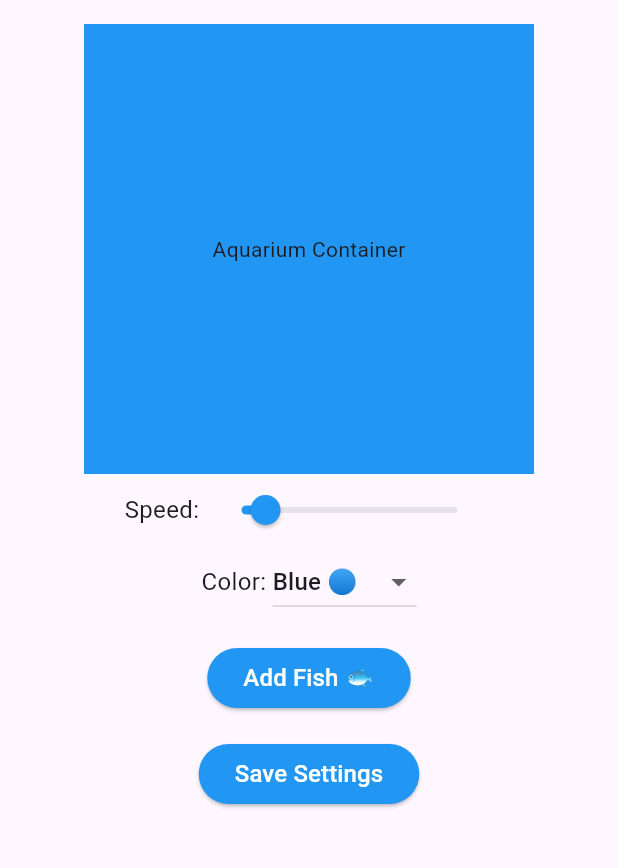
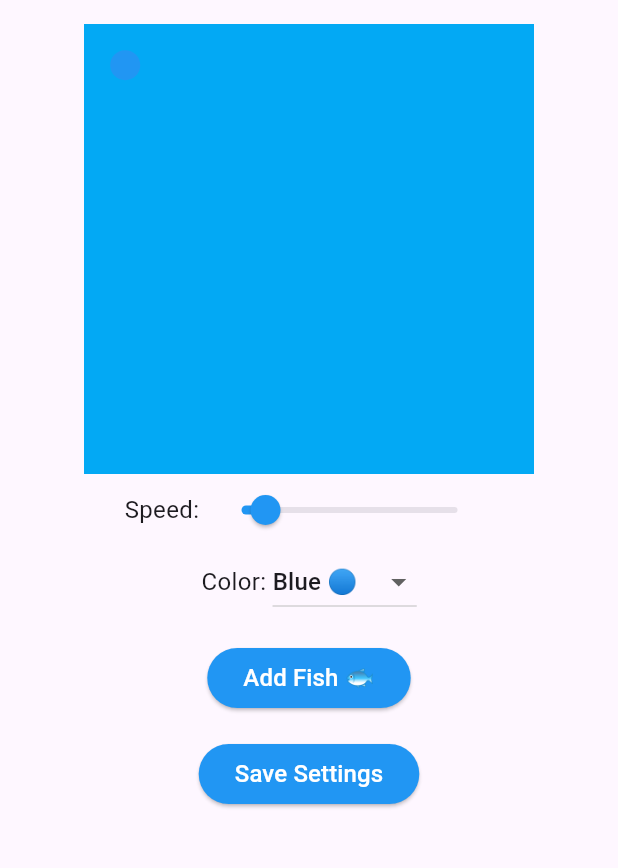
Before and after one commit to bpham30/virtual-aquarium, a Flutter app: the screen it shows after launch, after a tap on "Add Fish 🐟", on a phone screen of 412 x 824 dp, the part 84-952 px from its top. Run offline on Flutter 3.47's test engine with Material 3 defaults, Android fonts, the phone set to English and light mode, and no system bars.

Commit message:
add: add fish functionality, movement animation for each fish, change direction after hit container edge

```diff
--- a/virtual_aquarium/lib/main.dart
+++ b/virtual_aquarium/lib/main.dart
@@ -1,4 +1,5 @@
 import 'package:flutter/material.dart';
+import 'dart:math';
 
 void main() {
   runApp(const MyApp());
@@ -28,11 +29,25 @@ class AquariumScreen extends StatefulWidget {
   _AquariumScreenState createState() => _AquariumScreenState();
 }
 
-class _AquariumScreenState extends State<AquariumScreen> {
+class _AquariumScreenState extends State<AquariumScreen> with TickerProviderStateMixin {
+
+  //store fish in a list
+  List<Fish> fishList = [];
+
   //default color & speed
   Color color = Colors.blue;
   double speed = 1.0;
 
+
+  //logic for adding fish
+  void _addFish() {
+    if (fishList.length <10) {
+      setState(() {
+        fishList.add(Fish(color: color, speed: speed, vsync: this));
+      });
+    }
+  }
+  //display ui
   @override
   Widget build(BuildContext context) {
     return Scaffold(
@@ -50,13 +65,16 @@ class _AquariumScreenState extends State<AquariumScreen> {
           Padding(padding: const EdgeInsets.only(top: 16), child:   Container(
               width: 300,
               height: 300,
-              color: Colors.blue,
-              child: const Center(
-                child: Text('Aquarium Container', ),
-              ),
+              color: Colors.lightBlue,
+
+               child: Stack(
+                //display fish
+              children: fishList.map((fish) => fish.build()).toList(),
+            ),
+
             ),),
+
             //slider to control speed
-
             Row(
               mainAxisAlignment: MainAxisAlignment.center,
               children: [
@@ -98,12 +116,14 @@ class _AquariumScreenState extends State<AquariumScreen> {
             ElevatedButton(
               onPressed: () {
                 //add fish functionality
+                _addFish();
               },
                 style: ElevatedButton.styleFrom(
                 backgroundColor: Colors.blue,
               ),
               child: const Text('Add Fish 🐟', style: TextStyle(fontSize: 16, color: Colors.white),),
             ),),
+
             //save settings btn
              Padding(padding: const EdgeInsets.only(top: 16), child:
             ElevatedButton(
@@ -121,3 +141,63 @@ class _AquariumScreenState extends State<AquariumScreen> {
     );
   }
 }
+
+//fish class
+class Fish {
+  //color & speed
+  final Color color;
+  final double speed;
+
+  //animation controller
+  final TickerProvider vsync;
+  late AnimationController controller;
+
+ //random x & y directions for fish
+  double x = Random().nextDouble() * 2 - 1;
+  double y = Random().nextDouble() * 2 - 1;
+
+  //init positions for pish
+  double pX = Random().nextDouble() * 250;
+  double pY = Random().nextDouble() * 250;
+
+  //constructor
+  Fish({required this.color, required this.speed, required this.vsync}) {
+    controller = AnimationController(vsync: vsync, duration: const Duration(seconds: 5))..repeat();
+  }
+
+  //build fish as colored circle
+  Widget build() {
+    return AnimatedBuilder(animation: controller, builder: (context,child) {
+      //movement logic
+      //update pos vased on random directions
+      pX += x * speed;
+      pY += y * speed;
+
+      //if fish hits wall, change direction
+      if (pX < 0 || pX > 280) {
+        x = -x;
+      }
+      if (pY < 0 || pY > 280) {
+        y = -y;
+      }
+      //return fish
+      return Positioned(
+        left: pX. clamp(0, 280),
+        top: pY. clamp(0, 280),
+        child: Container(
+          width: 20,
+          height: 20,
+          decoration: BoxDecoration(
+            color: color,
+            shape: BoxShape.circle
+          ),
+      ),
+      );
+    });
+  }
+
+  //dispose controller
+  void dispose() {
+    controller.dispose();
+  }
+}
```
